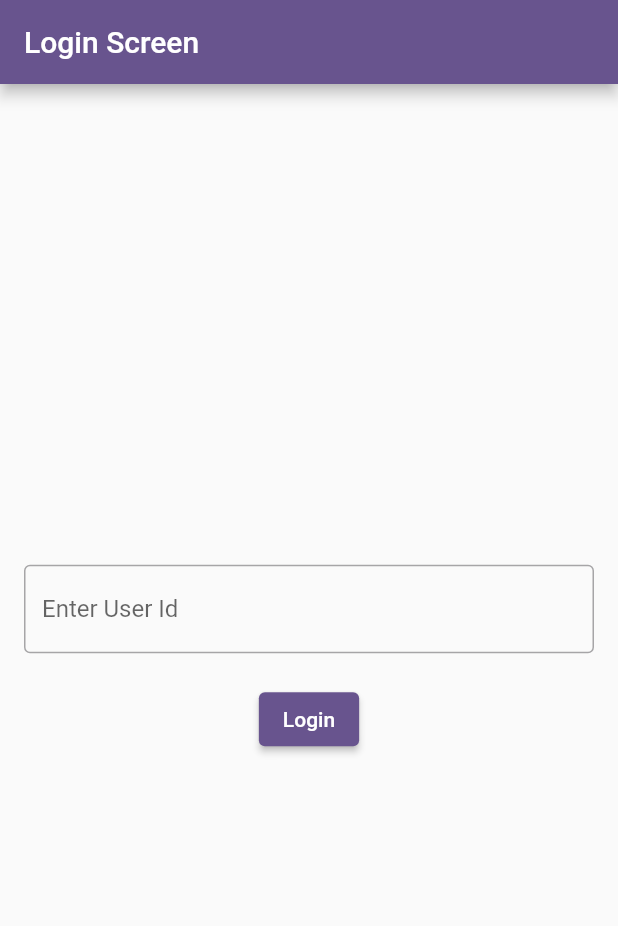
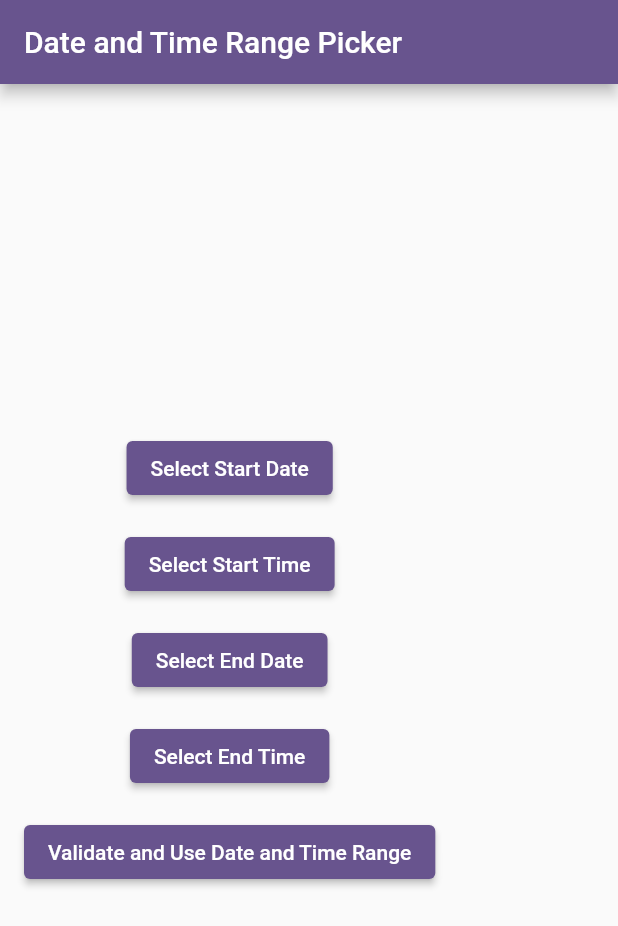
Before and after one commit to DarshanAsalaliya/mobx_demo, a Flutter app: the screen it shows after launch, on a phone screen of 412 x 824 dp. Shown: the top 926 px of the screen. Run offline on Flutter 3.47's test engine with Material 2 defaults, Android fonts, the phone set to English and light mode, and no system bars; our stand-ins replace flutter_mobx, go_router, mobx; generated files the repository leaves out were written again.

Commit message:
Date code

```diff
--- a/lib/routes/route_config.dart
+++ b/lib/routes/route_config.dart
@@ -1,6 +1,7 @@
 import 'package:flutter/material.dart';
 import 'package:go_router/go_router.dart';
 import 'package:mobx_demo/routes/route_constant.dart';
+import 'package:mobx_demo/screens/form/form_screen.dart';
 
 import '../screens/album/album_photo_screen.dart';
 import '../screens/login_screen.dart';
@@ -39,12 +40,19 @@ class AppRouter {
     //           }),
     //     ]),
     GoRoute(
-      name: AppRouteConstant.loginScreen,
+      name: AppRouteConstant.formScreen,
       path: '/',
       pageBuilder: (context, state) {
-        return const MaterialPage(child: LoginScreen());
+        return const MaterialPage(child: FormScreen());
       },
     ),
+    // GoRoute(
+    //   name: AppRouteConstant.loginScreen,
+    //   path: '/',
+    //   pageBuilder: (context, state) {
+    //     return const MaterialPage(child: LoginScreen());
+    //   },
+    // ),
     GoRoute(
       name: AppRouteConstant.mainScreen,
       path: '/main/:id',
--- a/lib/routes/route_constant.dart
+++ b/lib/routes/route_constant.dart
@@ -1,4 +1,4 @@
-class AppRouteConstant{
+class AppRouteConstant {
   static const String loginScreen = 'LoginScreen';
   static const String mainScreen = 'MainScreen';
   static const String postListScreen = 'PostListScreen';
@@ -6,4 +6,5 @@ class AppRouteConstant{
   static const String albumScreen = 'AlbumScreen';
   static const String todoListScreen = 'TodoListScreen';
   static const String photoListScreen = 'PhotoListScreen';
+  static const String formScreen = 'FormScreen';
 }
--- /dev/null
+++ b/lib/screens/form/form_screen.dart
@@ -0,0 +1,295 @@
+import 'package:flutter/material.dart';
+
+class FormScreen extends StatefulWidget {
+  const FormScreen({Key? key}) : super(key: key);
+
+  @override
+  State<FormScreen> createState() => _FormScreenState();
+}
+
+class _FormScreenState extends State<FormScreen> {
+  // DateTime? selectedDate;
+  // TimeOfDay? selectedTime;
+  // String? errorText;
+
+  // Future<void> _selectDate() async {
+  //   final DateTime pickedDate = (await showDatePicker(
+  //     context: context,
+  //     initialDate: selectedDate ?? DateTime.now(),
+  //     firstDate: DateTime.now(),
+  //     lastDate: DateTime(DateTime.now().year + 1),
+  //   ))!;
+
+  //   if (pickedDate != null && pickedDate != selectedDate) {
+  //     setState(() {
+  //       selectedDate = pickedDate;
+  //       errorText = null; // Reset validation error when date changes
+  //     });
+  //   }
+  // }
+
+  // Future<void> _selectTime() async {
+  //   final TimeOfDay pickedTime = (await showTimePicker(
+  //     context: context,
+  //     initialTime: selectedTime ?? TimeOfDay.now(),
+  //   ))!;
+
+  //   if (pickedTime != null && pickedTime != selectedTime) {
+  //     setState(() {
+  //       selectedTime = pickedTime;
+  //       errorText = null; // Reset validation error when time changes
+  //     });
+  //   }
+  // }
+
+  // void _validateDateTime() {
+  //   if (selectedDate == null || selectedTime == null) {
+  //     setState(() {
+  //       errorText = 'Please select both date and time.';
+  //     });
+  //   } else {
+  //     // Perform validation logic here if needed
+  //     // Example: Check if selectedDateTime is in the future
+  //     final selectedDateTime = DateTime(
+  //       selectedDate!.year,
+  //       selectedDate!.month,
+  //       selectedDate!.day,
+  //       selectedTime!.hour,
+  //       selectedTime!.minute,
+  //     );
+
+  //     if (selectedDateTime.isBefore(DateTime.now())) {
+  //       setState(() {
+  //         errorText = 'Selected date and time must be in the future.';
+  //       });
+  //     } else {
+  //       // Validation successful, you can use selectedDate and selectedTime
+  //       print('Selected Date and Time: $selectedDateTime');
+  //     }
+  //   }
+  // }
+
+  // @override
+  // Widget build(BuildContext context) {
+  //   return Scaffold(
+  //     appBar: AppBar(
+  //       title: Text('Date and Time Picker'),
+  //     ),
+  //     body: Padding(
+  //       padding: const EdgeInsets.all(16.0),
+  //       child: Column(
+  //         mainAxisAlignment: MainAxisAlignment.center,
+  //         children: <Widget>[
+  //           ElevatedButton(
+  //             onPressed: _selectDate,
+  //             child: Text(selectedDate == null
+  //                 ? 'Select Date'
+  //                 : 'Selected Date: ${selectedDate!.toLocal()}'),
+  //           ),
+  //           SizedBox(height: 16),
+  //           ElevatedButton(
+  //             onPressed: _selectTime,
+  //             child: Text(selectedTime == null
+  //                 ? 'Select Time'
+  //                 : 'Selected Time: ${selectedTime!.format(context)}'),
+  //           ),
+  //           SizedBox(height: 16),
+  //           ElevatedButton(
+  //             onPressed: _validateDateTime,
+  //             child: Text('Validate and Use Date and Time'),
+  //           ),
+  //           if (errorText != null)
+  //             Padding(
+  //               padding: const EdgeInsets.all(16.0),
+  //               child: Text(
+  //                 errorText!,
+  //                 style: TextStyle(
+  //                   color: Colors.red,
+  //                   fontWeight: FontWeight.bold,
+  //                 ),
+  //               ),
+  //             ),
+  //         ],
+  //       ),
+  //     ),
+  //   );
+
+  DateTime? startDate;
+  DateTime? endDate;
+  TimeOfDay? startTime;
+  TimeOfDay? endTime;
+  String? errorText;
+
+  Future<void> _selectStartDate() async {
+    final DateTime pickedDate = (await showDatePicker(
+      context: context,
+      initialDate: startDate ?? DateTime.now(),
+      firstDate: DateTime.now(),
+      lastDate: DateTime(DateTime.now().year + 1),
+    ))!;
+
+    if (pickedDate != null) {
+      setState(() {
+        startDate = pickedDate;
+        endDate = null; // Reset end date when start date changes
+        errorText = null; // Reset validation error
+      });
+    }
+  }
+
+  Future<void> _selectEndDate() async {
+    if (startDate == null) {
+      // Show error if start date is not selected
+      setState(() {
+        errorText = 'Please select a start date first.';
+      });
+      return;
+    }
+
+    final DateTime pickedDate = (await showDatePicker(
+      context: context,
+      initialDate: endDate ?? startDate!,
+      firstDate: startDate!,
+      lastDate: DateTime(DateTime.now().year + 1),
+    ))!;
+
+    if (pickedDate != null) {
+      setState(() {
+        endDate = pickedDate;
+        errorText = null; // Reset validation error
+      });
+    }
+  }
+
+  Future<void> _selectStartTime() async {
+    final TimeOfDay pickedTime = (await showTimePicker(
+      context: context,
+      initialTime: startTime ?? TimeOfDay.now(),
+    ))!;
+
+    if (pickedTime != null) {
+      setState(() {
+        startTime = pickedTime;
+        endTime = null; // Reset end time when start time changes
+        errorText = null; // Reset validation error
+      });
+    }
+  }
+
+  Future<void> _selectEndTime() async {
+    if (startTime == null) {
+      // Show error if start time is not selected
+      setState(() {
+        errorText = 'Please select a start time first.';
+      });
+      return;
+    }
+
+    final TimeOfDay pickedTime = (await showTimePicker(
+      context: context,
+      initialTime: endTime ?? startTime!,
+    ))!;
+
+    if (pickedTime != null) {
+      setState(() {
+        endTime = pickedTime;
+        errorText = null; // Reset validation error
+      });
+    }
+  }
+
+  void _validateDateTimeRange() {
+    if (startDate == null ||
+        endDate == null ||
+        startTime == null ||
+        endTime == null) {
+      setState(() {
+        errorText = 'Please select both start and end date/time.';
+      });
+      return;
+    }
+
+    final startDateTime = DateTime(startDate!.year, startDate!.month,
+        startDate!.day, startTime!.hour, startTime!.minute);
+    final endDateTime = DateTime(endDate!.year, endDate!.month, endDate!.day,
+        endTime!.hour, endTime!.minute);
+
+    if (endDateTime.isBefore(startDateTime)) {
+      setState(() {
+        errorText = 'End date/time cannot be earlier than start date/time.';
+      });
+      return;
+    }
+
+    // Validation successful, you can use startDateTime and endDateTime
+    print('Selected Start Date/Time: $startDateTime');
+    print('Selected End Date/Time: $endDateTime');
+  }
+
+  @override
+  Widget build(BuildContext context) {
+    return Scaffold(
+      appBar: AppBar(
+        title: Text('Date and Time Range Picker'),
+      ),
+      body: Padding(
+        padding: const EdgeInsets.all(16.0),
+        child: Column(
+          mainAxisAlignment: MainAxisAlignment.center,
+          children: <Widget>[
+            ElevatedButton(
+              onPressed: _selectStartDate,
+              child: Text(startDate == null
+                  ? 'Select Start Date'
+                  : 'Start Date: ${startDate!.toLocal()}'),
+            ),
+            SizedBox(height: 16),
+            ElevatedButton(
+              onPressed: _selectStartTime,
+              child: Text(startTime == null
+                  ? 'Select Start Time'
+                  : 'Start Time: ${startTime!.format(context)}'),
+            ),
+            SizedBox(height: 16),
+            ElevatedButton(
+              onPressed: _selectEndDate,
+              child: Text(endDate == null
+                  ? 'Select End Date'
+                  : 'End Date: ${endDate!.toLocal()}'),
+            ),
+            SizedBox(height: 16),
+            ElevatedButton(
+              onPressed: _selectEndTime,
+              child: Text(endTime == null
+                  ? 'Select End Time'
+                  : 'End Time: ${endTime!.format(context)}'),
+            ),
+            SizedBox(height: 16),
+            ElevatedButton(
+              onPressed: _validateDateTimeRange,
+              child: Text('Validate and Use Date and Time Range'),
+            ),
+            if (errorText != null)
+              Padding(
+                padding: const EdgeInsets.all(16.0),
+                child: Text(
+                  errorText!,
+                  style: TextStyle(
+                    color: Colors.red,
+                    fontWeight: FontWeight.bold,
+                  ),
+                ),
+              ),
+          ],
+        ),
+      ),
+    );
+  }
+}
+
+// extension TimeOfDayFormatting on TimeOfDay {
+//   String format(BuildContext context) {
+//     final timeFormat = MaterialLocalizations.of(context).timeOfDayFormat(this);
+//     return timeFormat;
+//   }
+// }
```
